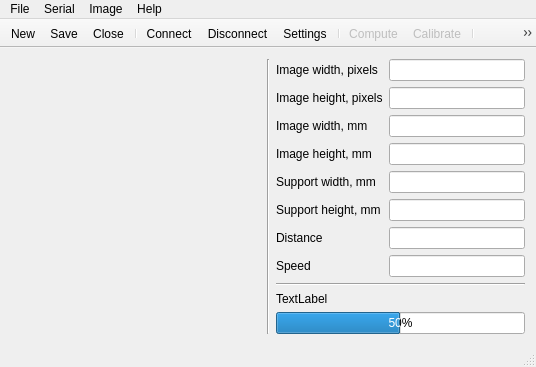
troisiemetype/c-projecteur-laser, file projecteurlaser.ui: the form before one commit.
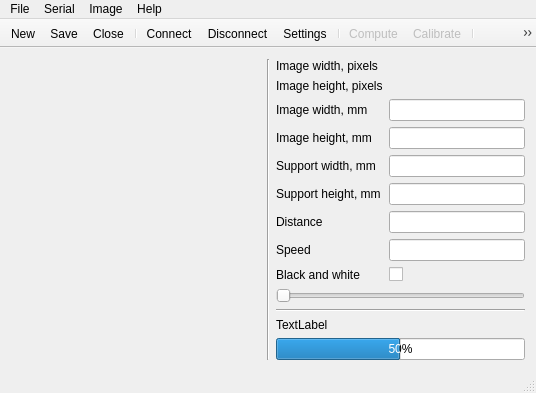
The form after the commit.

```diff
--- a/projecteurlaser.ui
+++ b/projecteurlaser.ui
@@ -7,7 +7,7 @@
     <x>0</x>
     <y>0</y>
     <width>536</width>
-    <height>357</height>
+    <height>378</height>
    </rect>
   </property>
   <property name="windowTitle">
@@ -64,19 +64,6 @@
           </property>
          </widget>
         </item>
-        <item row="0" column="1">
-         <widget class="QLineEdit" name="widthPixelsLineEdit">
-          <property name="frame">
-           <bool>true</bool>
-          </property>
-          <property name="readOnly">
-           <bool>true</bool>
-          </property>
-          <property name="clearButtonEnabled">
-           <bool>false</bool>
-          </property>
-         </widget>
-        </item>
         <item row="1" column="0">
          <widget class="QLabel" name="heightPixelsLabel">
           <property name="text">
@@ -84,9 +71,6 @@
           </property>
          </widget>
         </item>
-        <item row="1" column="1">
-         <widget class="QLineEdit" name="heightPixelsLineEdit"/>
-        </item>
         <item row="2" column="0">
          <widget class="QLabel" name="widthMmLabel">
           <property name="text">
@@ -130,16 +114,6 @@
           </property>
          </widget>
         </item>
-        <item row="7" column="0">
-         <widget class="QLabel" name="speedLabel">
-          <property name="text">
-           <string>Speed</string>
-          </property>
-         </widget>
-        </item>
-        <item row="7" column="1">
-         <widget class="QLineEdit" name="speedLineEdit"/>
-        </item>
         <item row="4" column="0">
          <widget class="QLabel" name="supportWidthLabel">
           <property name="text">
@@ -160,8 +134,56 @@
         <item row="5" column="1">
          <widget class="QLineEdit" name="supportHeightLineEdit"/>
         </item>
+        <item row="0" column="1">
+         <widget class="QLabel" name="widthPixelsLabelEdit">
+          <property name="text">
+           <string/>
+          </property>
+         </widget>
+        </item>
+        <item row="1" column="1">
+         <widget class="QLabel" name="heightPixelsLabelEdit">
+          <property name="text">
+           <string/>
+          </property>
+         </widget>
+        </item>
+        <item row="8" column="0">
+         <widget class="QLabel" name="blackWhiteLabel">
+          <property name="text">
+           <string>Black and white</string>
+          </property>
+         </widget>
+        </item>
+        <item row="7" column="0">
+         <widget class="QLabel" name="speedLabel">
+          <property name="text">
+           <string>Speed</string>
+          </property>
+         </widget>
+        </item>
+        <item row="7" column="1">
+         <widget class="QLineEdit" name="speedLineEdit"/>
+        </item>
+        <item row="8" column="1">
+         <widget class="QCheckBox" name="blackWhiteCheckEdit">
+          <property name="text">
+           <string/>
+          </property>
+         </widget>
+        </item>
        </layout>
       </item>
+      <item>
+       <widget class="QSlider" name="horizontalSlider">
+        <property name="maximum">
+         <number>255</number>
+        </property>
+        <property name="orientation">
+         <enum>Qt::Horizontal</enum>
+        </property>
+       </widget>
+      </item>
       <item>
        <widget class="Line" name="line_2">
         <property name="orientation">
```
Left out of the diff: 3 changed lines with no effect on the pictures.
